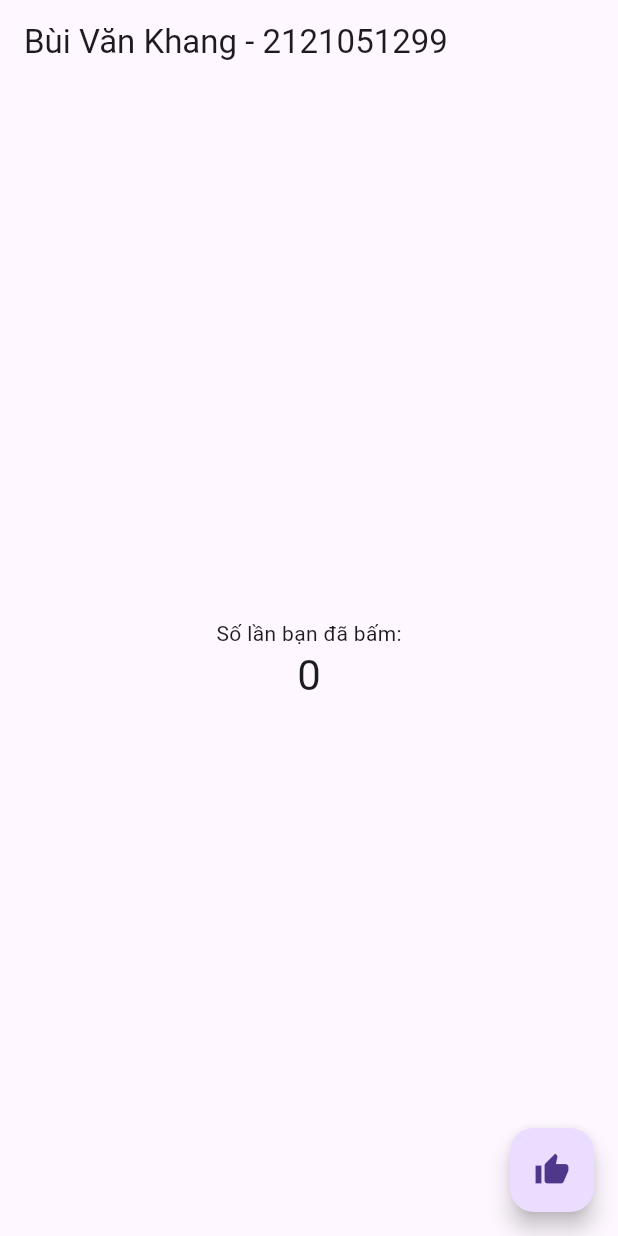
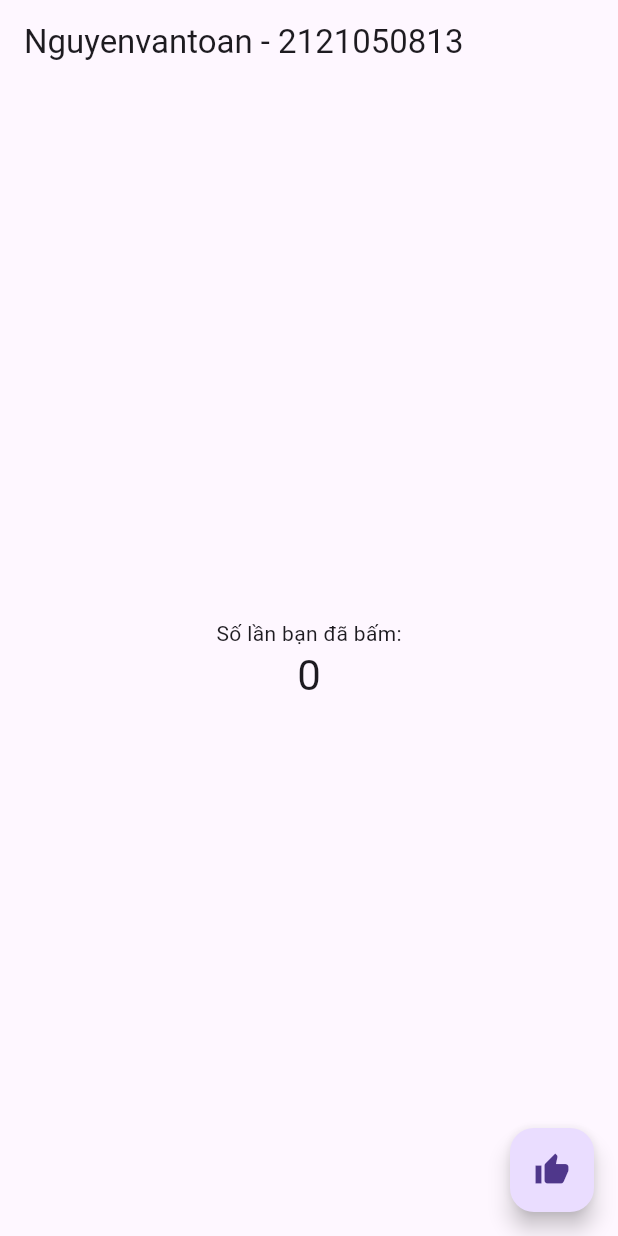
Before and after one commit to vantoan1210/dientoan, a Flutter app: the screen it shows after launch, on a phone screen of 412 x 824 dp. Run offline on Flutter 3.47's test engine with Material 3 defaults, Android fonts, the phone set to English and light mode, and no system bars; generated files the repository leaves out were written again.

Commit message:
edit lab4

```diff
--- a/lab4/lib/counter/counter_view.dart
+++ b/lab4/lib/counter/counter_view.dart
@@ -2,6 +2,8 @@ import 'package:flutter/material.dart';
 // ignore: prefer_typing_uninitialized_variables
 // ignore: depend_on_referenced_packages;
 import 'counter_button.dart';
+import '../widgets/counter_label.dart';
+
 // Chú ý đường dẫn và tên file của widgets
 
 class CounterView extends StatefulWidget {
--- a/lab4/lib/main.dart
+++ b/lab4/lib/main.dart
@@ -6,7 +6,7 @@ class MyApp extends StatelessWidget {
   @override
   Widget build(BuildContext context) {
     return MaterialApp(
-      title: 'Bùi Văn Khang',
+      title: 'Nguyenvantoan',
       theme: ThemeData(
         primarySwatch: Colors.blue,
       ),
@@ -33,7 +33,7 @@ class _CounterScreenState extends State<CounterScreen> {
   Widget build(BuildContext context) {
     return Scaffold(
       appBar: AppBar(
-        title: Text('Bùi Văn Khang - 2121051299'),
+        title: Text('Nguyenvantoan - 2121050813'),
       ),
       body: Center(
         child: Column(
```
Also changed, not shown: lab4/lib/widgets/counter_label.dart (+24 -0 lines).
